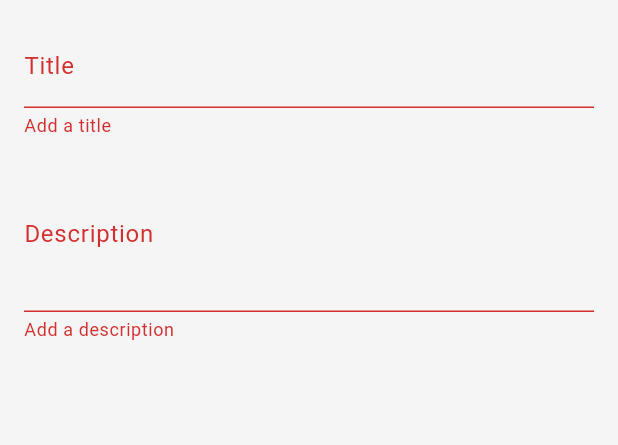
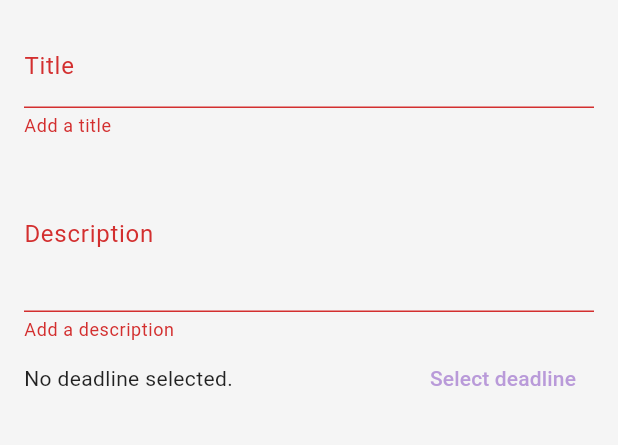
Before and after one commit to PneumaCore/FlutterTask, a Flutter app: the TaskFormScreen screen opened directly, after a tap on the "save" icon, on a phone screen of 412 x 824 dp, the part 84-529 px from its top. Run offline on Flutter 3.47's test engine with Material 3 defaults, Android fonts, the phone set to English and light mode, and no system bars.

Commit message:
Added creation and deadline dates to tasks.

```diff
--- a/lib/models/task.dart
+++ b/lib/models/task.dart
@@ -3,11 +3,15 @@ class Task {
   String title;
   String description;
   bool isDone;
+  final DateTime createdAt;
+  DateTime? deadline;
 
   Task({
     required this.id,
     required this.title,
     required this.description,
     this.isDone = false,
+    required this.createdAt,
+    this.deadline,
   });
 }
--- a/lib/screens/task_form_screen.dart
+++ b/lib/screens/task_form_screen.dart
@@ -1,6 +1,7 @@
 import 'package:flutter/material.dart';
 import 'package:provider/provider.dart';
 import 'package:uuid/uuid.dart';
+import 'package:intl/intl.dart';
 
 import '../models/task.dart';
 import '../providers/task_provider.dart';
@@ -19,6 +20,7 @@ class _TaskFormScreenState extends State<TaskFormScreen> {
   late final TextEditingController _titleController;
   late final TextEditingController _descriptionController;
   late final bool _isEdit;
+  DateTime? _selectedDeadline;
 
   @override
   void initState() {
@@ -32,6 +34,48 @@ class _TaskFormScreenState extends State<TaskFormScreen> {
     _descriptionController = TextEditingController(
       text: _isEdit ? widget.existingTask!.description : '',
     );
+
+    _selectedDeadline = _isEdit ? widget.existingTask!.deadline : null;
+  }
+
+  Widget _buildDeadlinePicker() {
+    return Row(
+      children: [
+        Expanded(
+          child: Text(
+            _selectedDeadline == null
+                ? 'No deadline selected.'
+                : 'Deadline: ${DateFormat('dd-MM-yyyy').format(_selectedDeadline!)}',
+          ),
+        ),
+        TextButton(
+          child: const Text('Select deadline'),
+          onPressed: () async {
+            final picked = await showDatePicker(
+              context: context,
+              initialDate: _selectedDeadline ?? DateTime.now(),
+              firstDate: DateTime.now(),
+              lastDate: DateTime(2100),
+            );
+            if (picked != null) {
+              setState(() {
+                _selectedDeadline = picked;
+              });
+            }
+          },
+        ),
+        if (_selectedDeadline != null)
+        IconButton(
+          icon: const Icon(Icons.clear),
+          tooltip: 'Remove deadline',
+          onPressed: () {
+            setState(() {
+              _selectedDeadline = null;
+            });
+          },
+        ),
+      ],
+    );
   }
 
   void _saveTask() {
@@ -44,6 +88,8 @@ class _TaskFormScreenState extends State<TaskFormScreen> {
           title: _titleController.text.trim(),
           description: _descriptionController.text.trim(),
           isDone: widget.existingTask!.isDone,
+          createdAt: widget.existingTask!.createdAt,
+          deadline: _selectedDeadline,
         );
         taskProvider.updateTask(widget.existingTask!.id, updatedTask);
       } else {
@@ -51,6 +97,8 @@ class _TaskFormScreenState extends State<TaskFormScreen> {
           id: const Uuid().v4(),
           title: _titleController.text.trim(),
           description: _descriptionController.text.trim(),
+          createdAt: DateTime.now(),
+          deadline: _selectedDeadline,
         );
         taskProvider.addTask(newTask);
       }
@@ -92,6 +140,7 @@ class _TaskFormScreenState extends State<TaskFormScreen> {
                 validator: (value) =>
                     value == null || value.isEmpty ? 'Add a description' : null,
               ),
+              _buildDeadlinePicker(),
               const SizedBox(height: 20),
             ],
           ),
--- a/pubspec.yaml
+++ b/pubspec.yaml
@@ -32,6 +32,7 @@ dependencies:
     sdk: flutter
   provider: ^6.1.5
   uuid: ^3.0.6
+  intl: ^0.20.2
 
   # The following adds the Cupertino Icons font to your application.
   # Use with the CupertinoIcons class for iOS style icons.
```
Also changed, not shown: lib/screens/add_task_screen.dart (+47 -3 lines), lib/screens/home_screen.dart (+16 -1 lines), pubspec.lock.
